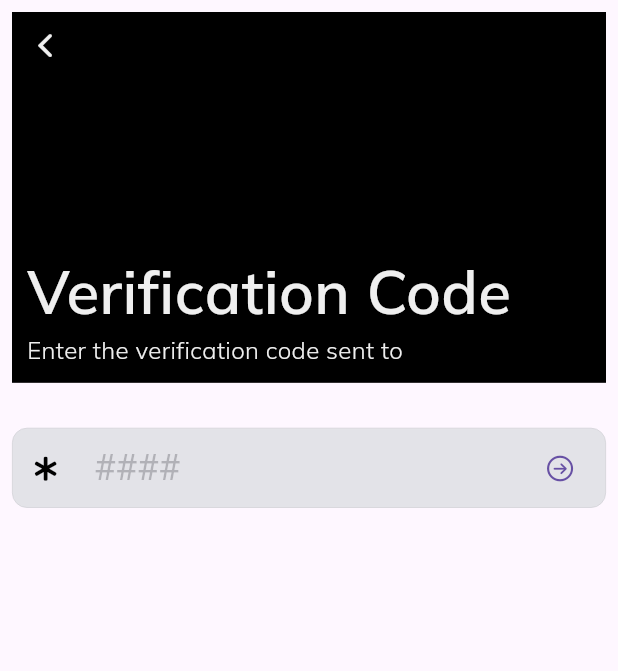
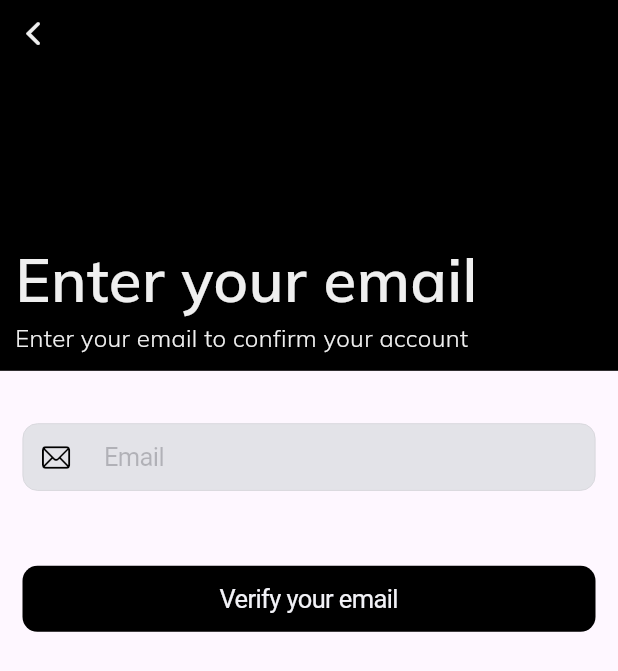
Before and after one commit to Lecam-host/molo, a Flutter app: the screen it shows after launch, after a tap on "SKIP", after a tap on "START", after a tap on "Forgot Password", on a phone screen of 412 x 824 dp. Shown: the top 671 px of the screen. Run offline on Flutter 3.47's test engine with Material 3 defaults, Android fonts, the light colour scheme and no system bars; our stand-ins replace cached_network_image, dartz, device_info_plus, dio, easy_localization, equatable and 13 more; missing offline and left inert: data_connection_checker_tv, gal, pull_down_button; accounts and stored records are empty; network calls fail.

Commit message:
add verify email only

```diff
--- a/assets/translations/fr.json
+++ b/assets/translations/fr.json
@@ -81,5 +81,9 @@
     "store_in_vogue":"Boutique en vogue",
     "see_all":"Voir tout",
     "upcoming":"Payement a venir",
-    "payments": "Paiements"
+    "payments": "Paiements",
+    "enter_your_email":"Entrez votre email",
+    "enter_your_email_to_confirm":"Entrez votre email pour confirmer votre compte",
+      "verify_your_email":"Vérifiez votre email"
+
 }
--- /dev/null
+++ b/lib/common/widgets/button_widget.dart
@@ -0,0 +1,54 @@
+import 'package:easy_localization/easy_localization.dart';
+import 'package:flutter/cupertino.dart';
+import 'package:flutter_bloc/flutter_bloc.dart';
+import 'package:molo/features/theme/bloc/theme_bloc.dart';
+import 'package:molo/features/theme/bloc/theme_state.dart';
+import 'package:molo/core/constants/color_constants.dart';
+import 'package:molo/common/helpers/ui_helper.dart';
+
+import '../../../../core/constants/app_constants.dart';
+
+class ButtonWidget extends StatelessWidget {
+  final bool isLoading;
+  final String label;
+  final void Function()? onPressed;
+  const ButtonWidget(
+      {super.key,
+      this.isLoading = false,
+      required this.onPressed,
+      required this.label});
+
+  @override
+  Widget build(BuildContext context) {
+    return BlocBuilder<ThemeBloc, ThemeState>(
+      builder: (context, themeState) {
+        return SizedBox(
+          width: UIHelper.deviceWidth,
+          child: CupertinoButton(
+            color: themeState.isDark
+                ? ColorConstants.darkPrimaryIcon
+                : ColorConstants.lightPrimaryIcon,
+            onPressed: isLoading ? null : onPressed,
+            borderRadius: const BorderRadius.all(
+                Radius.circular(AppConstants.borderRadius)),
+            padding: const EdgeInsets.all(10),
+            disabledColor: themeState.isDark
+                ? ColorConstants.darkPrimaryIcon
+                : ColorConstants.lightPrimaryIcon,
+            pressedOpacity: 0.5,
+            child: isLoading
+                ? const CupertinoActivityIndicator(
+                    color: CupertinoColors.white,
+                  )
+                : Text(label,
+                    style: TextStyle(
+                      color: !themeState.isDark
+                          ? ColorConstants.lightBackground
+                          : ColorConstants.darkSecondaryIcon,
+                    )).tr(),
+          ),
+        );
+      },
+    );
+  }
+}
--- a/lib/core/utils/router/router_manager.dart
+++ b/lib/core/utils/router/router_manager.dart
@@ -9,6 +9,8 @@ import 'package:molo/features/onboarding/onboarding_screen.dart';
 import 'package:molo/features/profile/view/profile_view.dart';
 import 'package:molo/features/settings/view/settings_view.dart';
 import 'package:molo/features/splash/view/splash_view.dart';
+
+import '../../../features/auth/verify_email/view/verify_email_view.dart';
 
 final class RouterManager {
   RouterManager._();
@@ -52,6 +54,10 @@ final class RouterManager {
         path: Routes.onBoarding.path,
         builder: (context, state) => const OnboardingScreen(),
       ),
+      GoRoute(
+        path: Routes.verifyEmailView.path,
+        builder: (context, state) => const VerifyEmailView(),
+      ),
     ],
   );
 }
--- a/lib/core/utils/router/routes.dart
+++ b/lib/core/utils/router/routes.dart
@@ -5,6 +5,8 @@ enum Routes {
   onBoarding('/onBoarding'),
   register('/register'),
   verify('/verify'),
+  verifyEmailView('/verifyEmailView'),
+
   profile('/profile'),
   settings('/settings'),
   update_password('/update_password'),
--- a/lib/features/auth/login/view/login_view.dart
+++ b/lib/features/auth/login/view/login_view.dart
@@ -106,7 +106,7 @@ class _LoginViewState extends State<LoginView> with LoginViewMixin {
                               const SizedBox(height: 10),
                               TextButton(
                                 onPressed: () {
-                                  context.push(Routes.verify.path);
+                                  context.push(Routes.verifyEmailView.path);
                                 },
                                 child: Text(
                                   LocaleKeys.forgot_password.tr(),
--- a/lib/features/auth/register/bloc/register_event.dart
+++ b/lib/features/auth/register/bloc/register_event.dart
@@ -13,6 +13,13 @@ class CheckButtonPressed extends RegisterEvent {
   const CheckButtonPressed({required this.email, required this.password});
   @override
   List<Object?> get props => [email, password];
+}
+
+class CheckEmailButtonPressed extends RegisterEvent {
+  final String email;
+  const CheckEmailButtonPressed({required this.email});
+  @override
+  List<Object?> get props => [email];
 }
 
 class RegisterButtonPressed extends RegisterEvent {
--- a/lib/features/auth/register/bloc/register_state.dart
+++ b/lib/features/auth/register/bloc/register_state.dart
@@ -43,6 +43,19 @@ class CheckSuccess extends RegisterState {
   List<Object?> get props => [message, isLoading, data];
 }
 
+class CheckEmailSuccess extends RegisterState {
+  final String email;
+  const CheckEmailSuccess({
+    required this.email,
+    super.message,
+    super.isLoading,
+    super.data,
+  });
+
+  @override
+  List<Object?> get props => [message, isLoading, data];
+}
+
 class CheckFailed extends RegisterState {
   const CheckFailed({super.message, super.isLoading, super.data});
 
--- a/lib/features/auth/verify/view/verify_view.dart
+++ b/lib/features/auth/verify/view/verify_view.dart
@@ -41,8 +41,6 @@ class _VerifyViewState extends State<VerifyView> with VerifyViewMixin {
                 body: SafeArea(
                   child: PopScope(
                     canPop: !registerState.isLoading,
-                    child: Padding(
-                      padding: const EdgeInsets.all(8.0),
                     child: Column(
                       children: [
                         AuthHeaderWidget(
@@ -71,8 +69,7 @@ class _VerifyViewState extends State<VerifyView> with VerifyViewMixin {
                                                 .enter_verification_code_prefix
                                                 .tr()),
                                         TextSpan(
-                                              text: registerState
-                                                      is CheckSuccess
+                                            text: registerState is CheckSuccess
                                                 ? registerState.email
                                                 : registerState
                                                         is ForgotPasswordCheckSuccess
@@ -113,7 +110,6 @@ class _VerifyViewState extends State<VerifyView> with VerifyViewMixin {
                   ),
                 ),
               ),
-              ),
             );
           },
         );
--- /dev/null
+++ b/lib/features/auth/verify_email/view/verify_email_view.dart
@@ -0,0 +1,102 @@
+library verify_email_view;
+
+import 'package:easy_localization/easy_localization.dart';
+import 'package:flutter/cupertino.dart';
+import 'package:flutter/material.dart';
+import 'package:flutter_bloc/flutter_bloc.dart';
+import 'package:go_router/go_router.dart';
+import 'package:molo/core/utils/router/routes.dart';
+import 'package:molo/features/auth/register/bloc/register_bloc.dart';
+import 'package:molo/features/auth/register/bloc/register_state.dart';
+import 'package:molo/features/theme/bloc/theme_bloc.dart';
+import 'package:molo/features/theme/bloc/theme_state.dart';
+import 'package:molo/generated/locale_keys.g.dart';
+
+import '../../../../common/components/custom_text_field.dart';
+import '../../../../common/helpers/app_helper.dart';
+import '../../../../common/widgets/button_widget.dart';
+import '../../../../core/models/http_response_model.dart';
+import '../../../profile/bloc/profile_bloc.dart';
+import '../../../profile/bloc/profile_event.dart';
+import '../../components/auth_header.dart';
+import '../../register/bloc/register_event.dart';
+part "verify_email_view_mixin.dart";
+
+class VerifyEmailView extends StatefulWidget {
+  const VerifyEmailView({super.key});
+
+  @override
+  State<VerifyEmailView> createState() => _VerifyEmailViewState();
+}
+
+class _VerifyEmailViewState extends State<VerifyEmailView>
+    with VerifyEmailViewMixin {
+  @override
+  Widget build(BuildContext context) {
+    final RegisterBloc registerBloc = BlocProvider.of<RegisterBloc>(context);
+    return BlocBuilder<ThemeBloc, ThemeState>(
+      builder: (context, themeState) {
+        return BlocBuilder<RegisterBloc, RegisterState>(
+          builder: (context, registerState) {
+            return BlocListener<RegisterBloc, RegisterState>(
+              listener: (context, state) {
+                _listener(state);
+              },
+              child: Scaffold(
+                body: SafeArea(
+                  child: PopScope(
+                    canPop: !registerState.isLoading,
+                    child: Column(
+                      children: [
+                        AuthHeaderWidget(
+                          title: LocaleKeys.enter_your_email.tr(),
+                          subtitle: LocaleKeys.enter_your_email_to_confirm.tr(),
+                        ),
+                        // Text(
+                        //   LocaleKeys.enter_verification_code_prefix.tr(),
+                        //   style: TextStyle(
+                        //     color: themeState.isDark
+                        //         ? ColorConstants.lightTextField
+                        //         : ColorConstants.darkTextField,
+                        //   ),
+                        // ).tr(),
+                        const SizedBox(
+                          height: 20,
+                        ),
+                        Padding(
+                          padding: const EdgeInsets.all(15.0),
+                          child: Column(
+                            children: [
+                              CustomTextField(
+                                textEditingController:
+                                    _emailTextEditingController,
+                                // enabled: !state.isLoading,
+                                placeholder: LocaleKeys.email.tr(),
+                                prefixIcon: CupertinoIcons.mail,
+                                keyboardType: TextInputType.emailAddress,
+                              ),
+                              const SizedBox(
+                                height: 50,
+                              ),
+                              ButtonWidget(
+                                isLoading: registerState.isLoading,
+                                label: LocaleKeys.verify_your_email.tr(),
+                                onPressed: () {
+                                  _submit(registerBloc);
+                                },
+                              ),
+                            ],
+                          ),
+                        ),
+                      ],
+                    ),
+                  ),
+                ),
+              ),
+            );
+          },
+        );
+      },
+    );
+  }
+}
--- /dev/null
+++ b/lib/features/auth/verify_email/view/verify_email_view_mixin.dart
@@ -0,0 +1,44 @@
+part of "verify_email_view.dart";
+
+mixin VerifyEmailViewMixin on State<VerifyEmailView> {
+  late TextEditingController _emailTextEditingController;
+
+  @override
+  void initState() {
+    super.initState();
+    _emailTextEditingController = TextEditingController();
+  }
+
+  @override
+  void dispose() {
+    super.dispose();
+    _emailTextEditingController.dispose();
+  }
+
+  void _submit(RegisterBloc registerBloc) {
+    HttpResponseModel httpResponseModel = AppHelper.checkEmail(
+      email: _emailTextEditingController.text.trim(),
+    );
+    if (httpResponseModel.statusCode == 200) {
+      registerBloc.add(
+        CheckEmailButtonPressed(
+          email: _emailTextEditingController.text.trim(),
+        ),
+      );
+    } else {
+      AppHelper.showErrorMessage(
+          context: context, content: httpResponseModel.message);
+    }
+  }
+
+  void _listener(RegisterState state) {
+    final ProfileBloc profileBloc = BlocProvider.of<ProfileBloc>(context);
+    if (state is RegisterSuccess) {
+      profileBloc.add(SetUser(user: state.user));
+      context.go(Routes.initial.path);
+    } else if (state is RegisterFailed) {
+      AppHelper.showErrorMessage(
+          context: context, content: LocaleKeys.something_went_wrong.tr());
+    }
+  }
+}
--- a/lib/features/settings/view/settings_view.dart
+++ b/lib/features/settings/view/settings_view.dart
@@ -21,7 +21,6 @@ import 'package:molo/common/helpers/ui_helper.dart';
 import 'package:molo/features/profile/widget/profile_photo_widget.dart';
 import 'package:molo/features/settings/widget/list_section_widet.dart';
 import 'package:molo/features/settings/widget/list_tile_widget.dart';
-import 'package:molo/common/widgets/custom_scaffold.dart';
 import 'package:molo/common/widgets/unauthenticated_user_widget.dart';
 part "settings_view_mixin.dart";
 
```
Also changed, not shown: assets/translations/en.json (+8 -5 lines), lib/features/auth/register/bloc/register_bloc.dart (+33 -4 lines), lib/features/profile/service/user_service.dart (+34 -0 lines), lib/generated/codegen_loader.g.dart, lib/generated/locale_keys.g.dart. Lines whose indentation alone changed are shown as unchanged.
